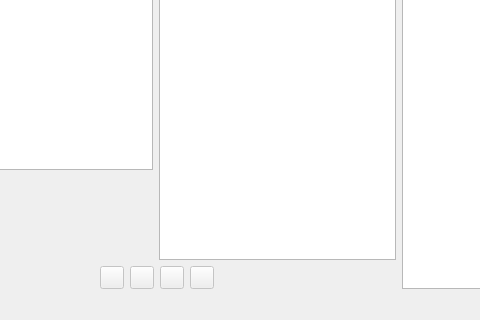
Qt form ui/MainWindow.ui (Funzinator/von-neumann-emulator) before a commit; both pictures show x 92 to 572 and y 362 to 682 of the 853 by 682 pixel window.
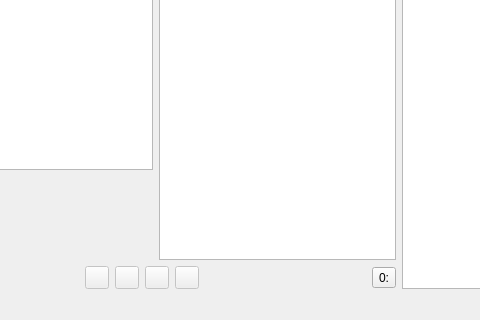
The same form after that commit. Icons and pictures are not drawn.

Commit message: Knopf zum Nummerieren. UJP X muss der Nutzer aber selbst ändern - da hab ich jetzt keine Lust zu

Patch:
```diff
--- a/ui/MainWindow.ui
+++ b/ui/MainWindow.ui
@@ -16,9 +16,9 @@
    <property name="geometry" >
     <rect>
      <x>0</x>
-     <y>31</y>
+     <y>28</y>
      <width>853</width>
-     <height>627</height>
+     <height>633</height>
     </rect>
    </property>
    <layout class="QHBoxLayout" name="horizontalLayout_5" >
@@ -305,6 +305,13 @@
             </property>
            </spacer>
           </item>
+          <item>
+           <widget class="QToolButton" name="toolBtnNumber" >
+            <property name="text" >
+             <string>0:</string>
+            </property>
+           </widget>
+          </item>
          </layout>
         </item>
        </layout>
```
Left out of the diff: 6 changed lines with no effect on the pictures. The commit also changes 2 other files.
